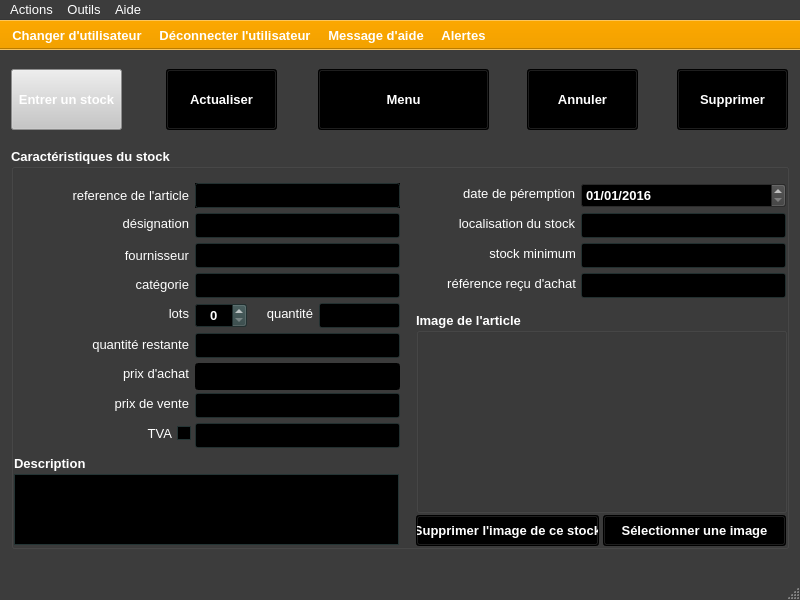
The window that ui/yeroth-erp-modifier-window.ui (xnoumbissinoundou/yeroth-erp-3.0) describes before a commit, drawn with Qt 5.
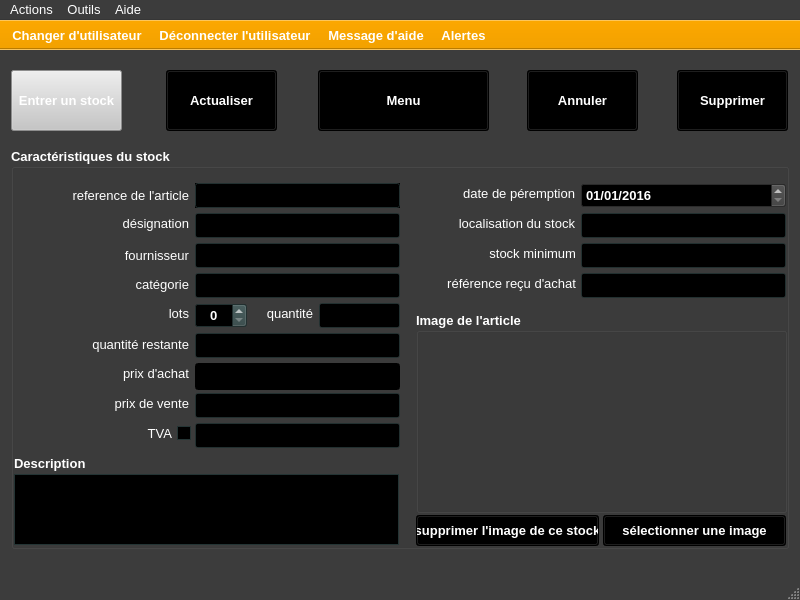
The same window after the commit. Icons and pictures are not drawn. Custom widgets are drawn as their Qt base class.

Commit message: On branch master 	modified:   src/windows/yeroth-erp-entrer-window.cpp 	modified:   src/windows/yeroth-erp-entrer-window.hpp 	modified:   src/windows/yeroth-erp-modifier-window.cpp 	modified:   ui/yeroth-erp-entrer-window.ui 	modified:   ui/yeroth-erp-modifier-window.ui

```diff
--- a/ui/yeroth-erp-modifier-window.ui
+++ b/ui/yeroth-erp-modifier-window.ui
@@ -441,7 +441,7 @@
     <property name="geometry">
      <rect>
       <x>11</x>
-      <y>19</y>
+      <y>20</y>
       <width>111</width>
       <height>61</height>
      </rect>
@@ -876,7 +876,7 @@
     <property name="geometry">
      <rect>
       <x>166</x>
-      <y>19</y>
+      <y>20</y>
       <width>111</width>
       <height>61</height>
      </rect>
@@ -1311,7 +1311,7 @@
     <property name="geometry">
      <rect>
       <x>527</x>
-      <y>19</y>
+      <y>20</y>
       <width>111</width>
       <height>61</height>
      </rect>
@@ -1746,7 +1746,7 @@
     <property name="geometry">
      <rect>
       <x>677</x>
-      <y>19</y>
+      <y>20</y>
       <width>111</width>
       <height>61</height>
      </rect>
@@ -2181,7 +2181,7 @@
     <property name="geometry">
      <rect>
       <x>318</x>
-      <y>19</y>
+      <y>20</y>
       <width>171</width>
       <height>61</height>
      </rect>
@@ -5482,7 +5482,7 @@
       </font>
      </property>
      <property name="text">
-      <string>Supprimer l'image de ce stock</string>
+      <string>supprimer l'image de ce stock</string>
      </property>
     </widget>
     <widget class="YerothPushButton" name="pushButton_selectionner_image">
@@ -5920,7 +5920,7 @@
       </font>
      </property>
      <property name="text">
-      <string>Sélectionner une image</string>
+      <string>sélectionner une image</string>
      </property>
     </widget>
     <widget class="QLabel" name="label_stock_minimum">
```
Left out of the diff: 1 changed line with no effect on the pictures. The commit also changes 4 other files.
